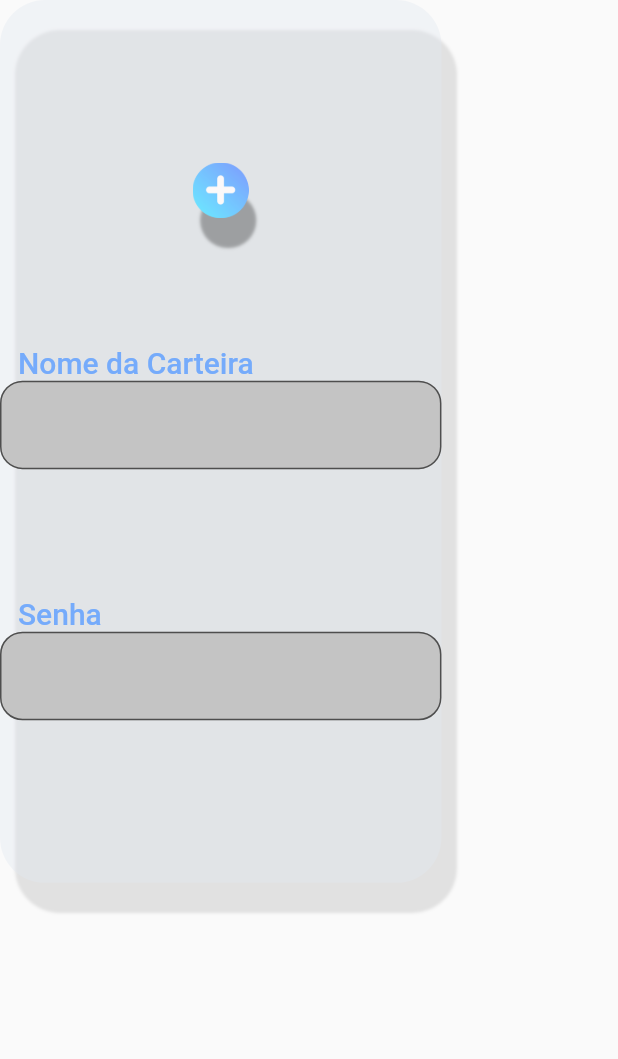
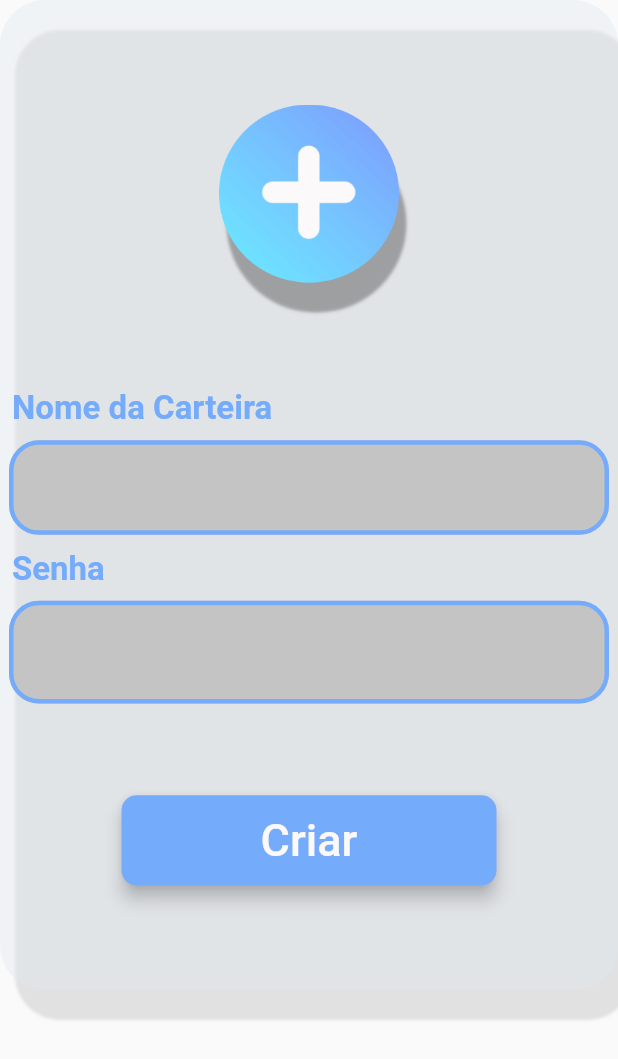
Before and after one commit to felipegenef/MyPendriveWallet, a Flutter app: the AddWalletCard widget shown alone on an empty page, opened directly, on a phone screen of 412 x 824 dp. Shown: the top 1059 px of the screen. Run offline on Flutter 3.47's test engine with Material 2 defaults, Android fonts, the phone set to English and light mode, and no system bars; our stand-ins replace pie_chart.

Commit message:
input and create wallet page

```diff
--- /dev/null
+++ b/lib/app/global/widgets/input.dart
@@ -0,0 +1,78 @@
+import 'package:flutter/material.dart';
+
+import '../../constants.dart';
+
+class Input extends StatefulWidget {
+  const Input(
+      {Key key, this.controller, this.label = "", this.obscureText = false})
+      : super(key: key);
+  final TextEditingController controller;
+  final String label;
+  final bool obscureText;
+  @override
+  State<Input> createState() => _InputState();
+}
+
+class _InputState extends State<Input> {
+  bool isPasswordHidden = true;
+  @override
+  Widget build(BuildContext context) {
+    return Container(
+      constraints: const BoxConstraints(maxWidth: 400),
+      child: Column(
+        crossAxisAlignment: CrossAxisAlignment.start,
+        children: [
+          Container(
+            margin: const EdgeInsets.only(bottom: 8, left: 2),
+            child: Text(
+              widget.label,
+              style: const TextStyle(
+                  color: DARK_BLUE, fontSize: 22, fontWeight: FontWeight.w600),
+            ),
+          ),
+          TextField(
+            obscureText: widget.obscureText && isPasswordHidden,
+            style: const TextStyle(fontSize: 20, fontWeight: FontWeight.w400),
+            decoration: InputDecoration(
+              suffix: widget.obscureText
+                  ? InkWell(
+                      onTap: () {
+                        setState(() {
+                          isPasswordHidden = !isPasswordHidden;
+                        });
+                      },
+                      child: Icon(
+                        !isPasswordHidden
+                            ? Icons.visibility_off
+                            : Icons.visibility,
+                        color: DARK_BLUE,
+                      ),
+                    )
+                  : null,
+              fillColor: INPUT_BACKGROUND,
+              filled: true,
+              enabledBorder: const OutlineInputBorder(
+                borderSide: BorderSide(color: DARK_BLUE, width: 3),
+                borderRadius: BorderRadius.all(
+                  Radius.circular(20),
+                ),
+              ),
+              focusedBorder: const OutlineInputBorder(
+                borderSide: BorderSide(color: DARK_BLUE, width: 3),
+                borderRadius: BorderRadius.all(
+                  Radius.circular(20),
+                ),
+              ),
+              border: const OutlineInputBorder(
+                borderRadius: BorderRadius.all(
+                  Radius.circular(20),
+                ),
+              ),
+            ),
+            controller: widget.controller,
+          ),
+        ],
+      ),
+    );
+  }
+}
--- a/lib/app/ui/Pages/AddWallet/widgets/AddWalletCard.dart
+++ b/lib/app/ui/Pages/AddWallet/widgets/AddWalletCard.dart
@@ -1,5 +1,6 @@
 import 'package:flutter/material.dart';
 import 'package:flutter/services.dart';
+import 'package:my_pendrive_wallet_desktop/app/global/widgets/input.dart';
 
 import '../../../../constants.dart';
 
@@ -16,33 +17,7 @@ class AddWalletCard extends StatefulWidget {
 
 class _AddWalletCardState extends State<AddWalletCard> {
   TextEditingController walletNameController = TextEditingController();
-  FocusNode walletNameNode = FocusNode();
-  bool walletNameFocused = false;
   TextEditingController walletPasswordController = TextEditingController();
-  FocusNode walletPasswordNode = FocusNode();
-  bool walletPasswordFocused = false;
-  void _onFocusChange() {
-    setState(() {
-      walletNameFocused = walletNameNode.hasFocus;
-      walletPasswordFocused = walletPasswordNode.hasFocus;
-    });
-  }
-
-  @override
-  void initState() {
-    super.initState();
-    walletNameNode.addListener(_onFocusChange);
-    walletPasswordNode.addListener(_onFocusChange);
-  }
-
-  @override
-  void dispose() {
-    super.dispose();
-    walletNameNode.removeListener(_onFocusChange);
-    walletNameNode.dispose();
-    walletPasswordNode.removeListener(_onFocusChange);
-    walletPasswordNode.dispose();
-  }
 
   @override
   Widget build(BuildContext context) {
@@ -50,8 +25,15 @@ class _AddWalletCardState extends State<AddWalletCard> {
     var height = MediaQuery.of(context).size.height;
 
     return Container(
-      height: height / 1.4,
-      width: width / 1.4,
+      height: height,
+      width: width,
+      constraints: const BoxConstraints(
+        minWidth: 390,
+        maxWidth: 950,
+        minHeight: 295,
+        maxHeight: 660,
+      ),
+      // margin: const EdgeInsets.symmetric(horizontal: 60),
       decoration: BoxDecoration(
         borderRadius: BorderRadius.circular(30),
         color: TRANSPARENT,
@@ -65,9 +47,10 @@ class _AddWalletCardState extends State<AddWalletCard> {
         ],
       ),
       child: Column(
-        mainAxisAlignment: MainAxisAlignment.spaceEvenly,
+        mainAxisAlignment: MainAxisAlignment.center,
         children: [
           Container(
+            margin: EdgeInsets.symmetric(vertical: height / 20),
             decoration: BoxDecoration(
               borderRadius: BorderRadius.circular(10000),
               boxShadow: [
@@ -80,82 +63,45 @@ class _AddWalletCardState extends State<AddWalletCard> {
               ],
             ),
             child: Image(
-              width: width / 11,
+              width: 120,
               image: AssetImage(widget.imageURL),
             ),
           ),
           Container(
-            constraints: const BoxConstraints(maxWidth: 400),
-            child: TextField(
-              focusNode: walletNameNode,
-              decoration: InputDecoration(
-                label: Container(
-                  margin: EdgeInsets.only(bottom: !walletNameFocused ? 80 : 0),
-                  child: !walletNameFocused
-                      ? const Text(
-                          "Nome da Carteira",
-                          style: TextStyle(
-                              color: DARK_BLUE,
-                              fontSize: 20,
-                              fontWeight: FontWeight.w500),
-                        )
-                      : Container(
-                          width: 0,
-                        ),
-                ),
-                fillColor: INPUT_BACKGROUND,
-                filled: true,
-                focusedBorder: const OutlineInputBorder(
-                  borderSide: BorderSide(color: DARK_BLUE, width: 5),
-                  borderRadius: BorderRadius.all(
-                    Radius.circular(15),
-                  ),
-                ),
-                border: const OutlineInputBorder(
-                  borderRadius: BorderRadius.all(
-                    Radius.circular(15),
-                  ),
-                ),
-              ),
-              controller: walletNameController,
-            ),
+            height: 0,
+            constraints: const BoxConstraints(minHeight: 30),
+          ),
+          Input(
+            controller: walletNameController,
+            label: "Nome da Carteira",
           ),
           Container(
-            constraints: const BoxConstraints(maxWidth: 400),
-            child: TextField(
-              obscureText: true,
-              focusNode: walletPasswordNode,
-              decoration: InputDecoration(
-                label: Container(
-                  margin:
-                      EdgeInsets.only(bottom: !walletPasswordFocused ? 80 : 0),
-                  child: !walletPasswordFocused
-                      ? const Text(
-                          "Senha",
-                          style: TextStyle(
-                              color: DARK_BLUE,
-                              fontSize: 20,
-                              fontWeight: FontWeight.w500),
-                        )
-                      : Container(
-                          width: 0,
-                        ),
-                ),
-                fillColor: INPUT_BACKGROUND,
-                filled: true,
-                focusedBorder: const OutlineInputBorder(
-                  borderSide: BorderSide(color: DARK_BLUE, width: 5),
-                  borderRadius: BorderRadius.all(
-                    Radius.circular(15),
-                  ),
-                ),
-                border: const OutlineInputBorder(
-                  borderRadius: BorderRadius.all(
-                    Radius.circular(15),
-                  ),
-                ),
+            height: 0,
+            constraints: const BoxConstraints(minHeight: 10),
+          ),
+          Input(
+            controller: walletPasswordController,
+            label: "Senha",
+            obscureText: true,
+          ),
+          Container(
+            height: 0,
+            constraints: const BoxConstraints(minHeight: 20),
+          ),
+          Container(
+            margin: EdgeInsets.symmetric(vertical: height / 20),
+            child: MaterialButton(
+              onPressed: () {},
+              child: const Text(
+                "Criar",
+                style: TextStyle(color: WHITE, fontSize: 30),
               ),
-              controller: walletPasswordController,
+              height: 60,
+              minWidth: 250,
+              shape: RoundedRectangleBorder(
+                  borderRadius: BorderRadius.circular(10)),
+              elevation: 5,
+              color: DARK_BLUE,
             ),
           )
         ],
```
